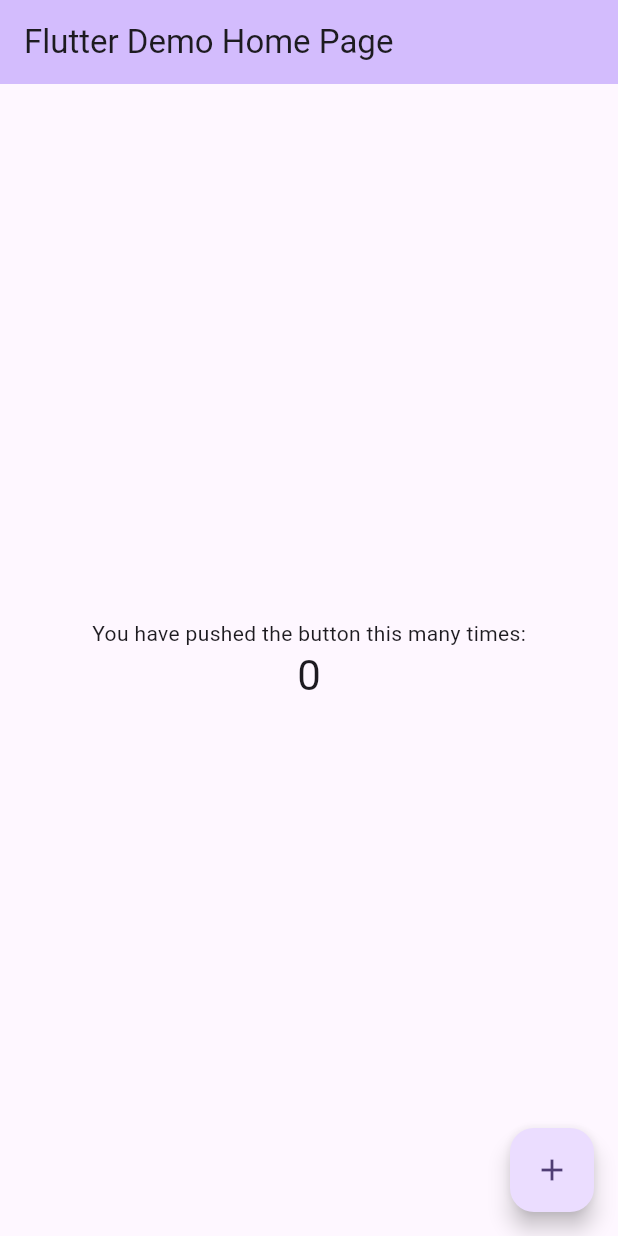
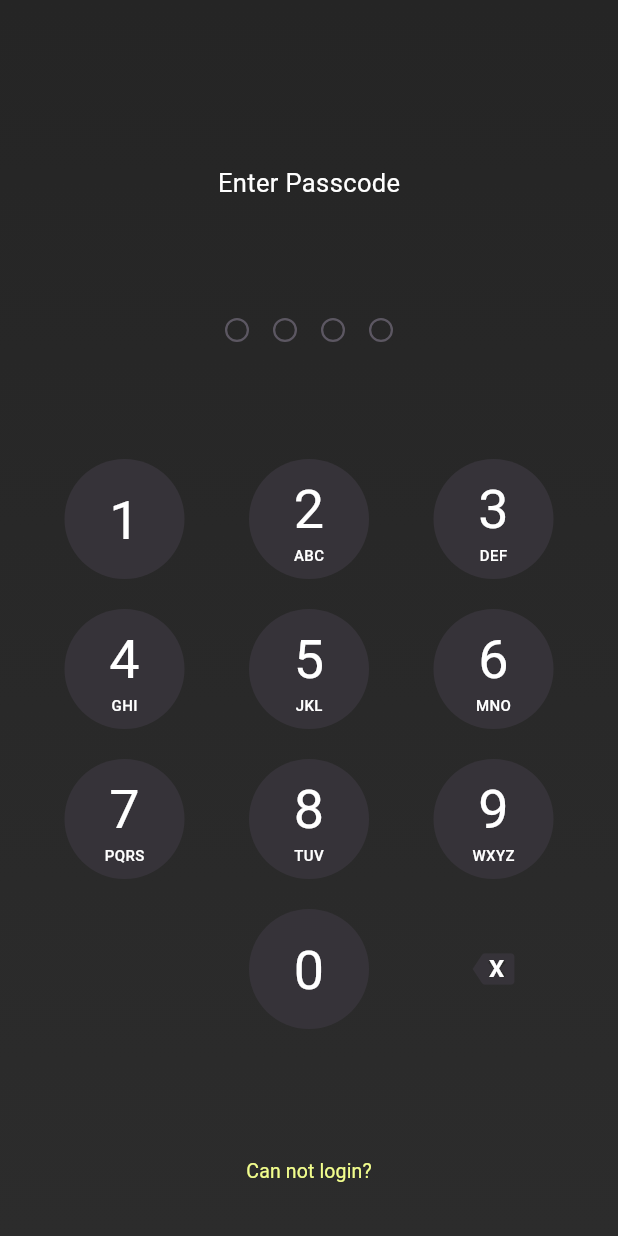
Before and after one commit to heyliceeee/bank, a Flutter app: the screen it shows after launch, on a phone screen of 412 x 824 dp. Run offline on Flutter 3.47's test engine with Material 3 defaults, Android fonts, the phone set to English and light mode, and no system bars.

Commit message:
💄passcode

```diff
--- /dev/null
+++ b/lib/global.dart
@@ -0,0 +1,133 @@
+import 'dart:ui';
+import 'package:flutter/material.dart';
+
+class Global {
+  // typography | headline
+  static const TextStyle boldLengthHealdine = TextStyle(
+    fontSize: 25,
+    fontWeight: FontWeight.bold,
+    color: Color(0xFF202020),
+    height: 1.2,
+  );
+  static const TextStyle semiboldLengthHealdine = TextStyle(
+    fontSize: 21,
+    fontWeight: FontWeight.w600,
+    color: Color(0xFF1F2020),
+    height: 1.2,
+  );
+  static const TextStyle regularLengthHealdine = TextStyle(
+    fontSize: 21,
+    fontWeight: FontWeight.w400,
+    color: Color(0xFF1F2020),
+    height: 1.2,
+  );
+
+  // typography | body
+  static const TextStyle boldLengthBody = TextStyle(
+    fontSize: 17,
+    fontWeight: FontWeight.bold,
+    color: Color(0xFF272A32),
+    height: 1.4,
+  );
+  static const TextStyle mediumLengthBody = TextStyle(
+    fontSize: 16,
+    fontWeight: FontWeight.w500,
+    color: Color(0xFF1F2020),
+    height: 1.4,
+  );
+  static const TextStyle regularLengthBody = TextStyle(
+    fontSize: 16,
+    fontWeight: FontWeight.w400,
+    color: Color(0xFF1F2020),
+    height: 1.4,
+  );
+  static const TextStyle semiboldLengthBody = TextStyle(
+    fontSize: 15,
+    fontWeight: FontWeight.w600,
+    color: Color(0xFF262727),
+    height: 1.4,
+  );
+  static const TextStyle regular2LengthBody = TextStyle(
+    fontSize: 15,
+    fontWeight: FontWeight.w400,
+    color: Color(0xFF262727),
+    height: 1.4,
+  );
+
+  // typography | caption
+  static const TextStyle regularCaption = TextStyle(
+    fontSize: 14,
+    fontWeight: FontWeight.w400,
+    color: Color(0xFF1F2020),
+    height: 1.3,
+  );
+  static const TextStyle regular1Caption = TextStyle(
+    fontSize: 12,
+    fontWeight: FontWeight.w400,
+    color: Color(0xFF262727),
+    height: 1.3,
+  );
+  static const TextStyle mediumCaption = TextStyle(
+    fontSize: 11,
+    fontWeight: FontWeight.w500,
+    color: Color(0xFF1F2020),
+    height: 1.3,
+  );
+  static const TextStyle medium1Caption = TextStyle(
+    fontSize: 10,
+    fontWeight: FontWeight.w500,
+    color: Color(0xFF262727),
+    height: 1.3,
+  );
+
+  // styles | cores | accent
+  static const Color yellowAccent = Color(0xFFF2FE8D); // #F2FE8D 100% opacidade
+  static const Color mint = Color(0xFFB2D0CE); // #B2D0CE 100% opacidade
+  static const Color purple = Color(0xFFAA9EB7); // #AA9EB7 100% opacidade
+
+  // styles | cores | graybase
+  static const Color darkGreyStart = Color(
+    0xFF252525,
+  ); // #252525 100% opacidade
+  static const Color darkGreyEnd = Color(0xFF2C2C2C); // #2C2C2C 100% opacidade
+
+  static const LinearGradient gray1 = LinearGradient(
+    begin: Alignment.topCenter, // 0%
+    end: Alignment.bottomCenter, // 100%
+    colors: [darkGreyStart, darkGreyEnd],
+    stops: [0.0, 1.0], // posições do gradiente
+  );
+
+  static const Color gray2 = Color(0xFF212121); // #212121 100% opacidade
+  static const Color gray3 = Color(0xFF79767D); // #79767D 100% opacidade
+
+  // styles | cores | gradient
+  static const Color mintStart = Color(0xFFEAEAEA); // #EAEAEA 100% opacidade
+
+  static const LinearGradient gradientMint = LinearGradient(
+    begin: Alignment.topCenter, // 0%
+    end: Alignment.bottomCenter, // 100%
+    colors: [mintStart, mint],
+    stops: [0.0, 1.0], // posições do gradiente
+  );
+
+  static const Color yellowStart = Color(0xFFFCFFDF); // #FCFFDF 100% opacidade
+  static const Color yellowEnd = Color(0xFFF1FE87); // #F1FE87 100% opacidade
+
+  static const LinearGradient gradientYellow = LinearGradient(
+    begin: Alignment.topCenter, // 0%
+    end: Alignment.bottomCenter, // 100%
+    colors: [yellowStart, yellowEnd],
+    stops: [0.0, 1.0], // posições do gradiente
+  );
+
+  static const Color greyStart = Color(0xFFF2EFF4); // #F2EFF4 100% opacidade
+  static const Color greyEnd = Color(0xFFB8A9C6); // #B8A9C6 100% opacidade
+
+  static const LinearGradient gradientGrey = LinearGradient(
+    begin: Alignment.topCenter, // 0%
+    end: Alignment.bottomCenter, // 100%
+    colors: [greyStart, greyEnd],
+    stops: [0.0, 1.0], // posições do gradiente
+  );
+}
--- a/lib/main.dart
+++ b/lib/main.dart
@@ -1,9 +1,15 @@
+import 'package:bank/screens/home.dart';
+import 'package:bank/screens/passcode.dart';
 import 'package:flutter/material.dart';
 
 void main() {
   runApp(const MyApp());
 }
 
+/**
+ * Classe `MyApp` representa o widget raiz do app.
+ * Configura o tema e as rotas principais utilizadas no bank.
+*/
 class MyApp extends StatelessWidget {
   const MyApp({super.key});
 
@@ -11,112 +17,33 @@ class MyApp extends StatelessWidget {
   @override
   Widget build(BuildContext context) {
     return MaterialApp(
-      title: 'Flutter Demo',
-      theme: ThemeData(
-        // This is the theme of your application.
-        //
-        // TRY THIS: Try running your application with "flutter run". You'll see
-        // the application has a purple toolbar. Then, without quitting the app,
-        // try changing the seedColor in the colorScheme below to Colors.green
-        // and then invoke "hot reload" (save your changes or press the "hot
-        // reload" button in a Flutter-supported IDE, or press "r" if you used
-        // the command line to start the app).
-        //
-        // Notice that the counter didn't reset back to zero; the application
-        // state is not lost during the reload. To reset the state, use hot
-        // restart instead.
-        //
-        // This works for code too, not just values: Most code changes can be
-        // tested with just a hot reload.
-        colorScheme: ColorScheme.fromSeed(seedColor: Colors.deepPurple),
-      ),
-      home: const MyHomePage(title: 'Flutter Demo Home Page'),
+      /**
+       * Etiqueta vermelha de debug
+       */
+      debugShowCheckedModeBanner: false,
+
+      /**
+       * Título da app.
+       * Aparece em locais como o seletor de tarefas do sistema operacional.
+       */
+      title: 'LouBank',
+
+      /**
+       * Tema principal da app.
+       * Define a paleta de cores primária como X.
+       */
+      // theme: ThemeData(
+      //  colorScheme: ColorScheme.fromSeed(seedColor: Colors.deepPurple),
+      //),
+
+      /**
+       * Rotas disponíveis no app.
+       * As rotas são mapeadas para widgets correspondentes e podem ser chamadas com `Navigator.pushNamed`.
+      */
+      routes: {
+        '/': (context) => const Passcode(),
+        '/home': (context) => const Home(),
+      },
     );
   }
 }
-
-class MyHomePage extends StatefulWidget {
-  const MyHomePage({super.key, required this.title});
-
-  // This widget is the home page of your application. It is stateful, meaning
-  // that it has a State object (defined below) that contains fields that affect
-  // how it looks.
-
-  // This class is the configuration for the state. It holds the values (in this
-  // case the title) provided by the parent (in this case the App widget) and
-  // used by the build method of the State. Fields in a Widget subclass are
-  // always marked "final".
-
-  final String title;
-
-  @override
-  State<MyHomePage> createState() => _MyHomePageState();
-}
-
-class _MyHomePageState extends State<MyHomePage> {
-  int _counter = 0;
-
-  void _incrementCounter() {
-    setState(() {
-      // This call to setState tells the Flutter framework that something has
-      // changed in this State, which causes it to rerun the build method below
-      // so that the display can reflect the updated values. If we changed
-      // _counter without calling setState(), then the build method would not be
-      // called again, and so nothing would appear to happen.
-      _counter++;
-    });
-  }
-
-  @override
-  Widget build(BuildContext context) {
-    // This method is rerun every time setState is called, for instance as done
-    // by the _incrementCounter method above.
-    //
-    // The Flutter framework has been optimized to make rerunning build methods
-    // fast, so that you can just rebuild anything that needs updating rather
-    // than having to individually change instances of widgets.
-    return Scaffold(
-      appBar: AppBar(
-        // TRY THIS: Try changing the color here to a specific color (to
-        // Colors.amber, perhaps?) and trigger a hot reload to see the AppBar
-        // change color while the other colors stay the same.
-        backgroundColor: Theme.of(context).colorScheme.inversePrimary,
-        // Here we take the value from the MyHomePage object that was created by
-        // the App.build method, and use it to set our appbar title.
-        title: Text(widget.title),
-      ),
-      body: Center(
-        // Center is a layout widget. It takes a single child and positions it
-        // in the middle of the parent.
-        child: Column(
-          // Column is also a layout widget. It takes a list of children and
-          // arranges them vertically. By default, it sizes itself to fit its
-          // children horizontally, and tries to be as tall as its parent.
-          //
-          // Column has various properties to control how it sizes itself and
-          // how it positions its children. Here we use mainAxisAlignment to
-          // center the children vertically; the main axis here is the vertical
-          // axis because Columns are vertical (the cross axis would be
-          // horizontal).
-          //
-          // TRY THIS: Invoke "debug painting" (choose the "Toggle Debug Paint"
-          // action in the IDE, or press "p" in the console), to see the
-          // wireframe for each widget.
-          mainAxisAlignment: MainAxisAlignment.center,
-          children: <Widget>[
-            const Text('You have pushed the button this many times:'),
-            Text(
-              '$_counter',
-              style: Theme.of(context).textTheme.headlineMedium,
-            ),
-          ],
-        ),
-      ),
-      floatingActionButton: FloatingActionButton(
-        onPressed: _incrementCounter,
-        tooltip: 'Increment',
-        child: const Icon(Icons.add),
-      ), // This trailing comma makes auto-formatting nicer for build methods.
-    );
-  }
-}
--- /dev/null
+++ b/lib/screens/home.dart
@@ -0,0 +1,17 @@
+import 'package:flutter/material.dart';
+
+class Home extends StatefulWidget {
+  /// Construtor padrão para a `Home`.
+  const Home({Key? key}) : super(key: key);
+
+  @override
+  _HomeState createState() => _HomeState();
+}
+
+class _HomeState extends State<Home> {
+  /// Constrói o layout do ecra.
+  @override
+  Widget build(BuildContext context) {
+    return Scaffold(backgroundColor: Colors.deepPurple.shade50);
+  }
+}
--- /dev/null
+++ b/lib/screens/passcode.dart
@@ -0,0 +1,218 @@
+import 'package:bank/global.dart';
+import 'package:flutter/material.dart';
+
+class Passcode extends StatefulWidget {
+  /// Construtor padrão para a `Passcode`.
+  const Passcode({Key? key}) : super(key: key);
+
+  @override
+  _PasscodeState createState() => _PasscodeState();
+}
+
+class _PasscodeState extends State<Passcode> {
+  final String _correctCode = "1234"; // Podes mudar para o que quiseres
+  String _enteredCode = "";
+
+  /// Introduzir o code
+  void _onKeyTap(String value) {
+    setState(() {
+      if (value == 'back') {
+        if (_enteredCode.isNotEmpty) {
+          _enteredCode = _enteredCode.substring(0, _enteredCode.length - 1);
+        }
+      } else {
+        if (_enteredCode.length < 4) {
+          _enteredCode += value;
+        }
+        if (_enteredCode.length == 4) {
+          _validateCode();
+        }
+      }
+    });
+  }
+
+  /// Verifica se o code introduzido e o correto
+  void _validateCode() {
+    if (_enteredCode == _correctCode) {
+      Navigator.pushReplacementNamed(context, '/home');
+    } else {
+      ScaffoldMessenger.of(
+        context,
+      ).showSnackBar(const SnackBar(content: Text("Código incorreto")));
+      setState(() {
+        _enteredCode = "";
+      });
+    }
+  }
+
+  /// Constrói o layout do ecra.
+  Widget _buildDots() {
+    return Row(
+      mainAxisAlignment: MainAxisAlignment.center,
+      children: List.generate(4, (index) {
+        bool filled = index < _enteredCode.length;
+        return Container(
+          margin: const EdgeInsets.all(8),
+          width: 16,
+          height: 16,
+          decoration: BoxDecoration(
+            shape: BoxShape.circle,
+            color: filled ? Color(0xFF5C5762) : Colors.transparent,
+            border: Border.all(color: Color(0xFF5C5762), width: 1.5),
+          ),
+        );
+      }),
+    );
+  }
+
+  Widget _buildKey(String number, {String? letters}) {
+    return InkWell(
+      onTap: () => _onKeyTap(number),
+      borderRadius: BorderRadius.circular(50),
+      child: Container(
+        width: 80,
+        height: 80,
+        decoration: BoxDecoration(
+          shape: BoxShape.circle,
+          color: Color(0xFF363339),
+        ),
+        child: Column(
+          mainAxisAlignment: MainAxisAlignment.center,
+          children: [
+            Text(
+              number,
+              style: const TextStyle(
+                fontSize: 36,
+                height: 1.4,
+                fontWeight: FontWeight.w400,
+                color: Colors.white,
+              ),
+            ),
+            if (letters != null)
+              Text(
+                letters,
+                style: const TextStyle(
+                  fontSize: 10,
+                  color: Colors.white,
+                  height: 1.4,
+                  fontWeight: FontWeight.w500,
+                ),
+              ),
+          ],
+        ),
+      ),
+    );
+  }
+
+  Widget _buildBackspace() {
+    return InkWell(
+      onTap: () => _onKeyTap('back'),
+      borderRadius: BorderRadius.circular(50),
+      child: SizedBox(
+        width: 80,
+        height: 80,
+        child: Stack(
+          alignment: Alignment.center,
+          children: [
+            // Ícone de backspace em cinza
+            Icon(Icons.backspace, size: 28, color: Color(0xFF363339)),
+            // Apenas o "X" — usando um texto ou ícone custom
+            const Text(
+              " X",
+              style: TextStyle(
+                fontSize: 16,
+                fontWeight: FontWeight.bold,
+                color: Colors.white, // só o X é branco
+              ),
+            ),
+          ],
+        ),
+      ),
+    );
+  }
+
+  @override
+  Widget build(BuildContext context) {
+    return Scaffold(
+      body: Container(
+        decoration: const BoxDecoration(
+          gradient: Global.gray1, // aqui sim podes usar o LinearGradient
+        ),
+        child: SafeArea(
+          child: Column(
+            mainAxisAlignment: MainAxisAlignment.spaceBetween,
+            children: [
+              const SizedBox(height: 40),
+              const Text(
+                "Enter Passcode",
+                style: TextStyle(
+                  fontSize: 17,
+                  fontWeight: FontWeight.w400,
+                  height: 1.4,
+                  color: Color(0xFFFFFFFF),
+                ),
+              ),
+              _buildDots(),
+              Column(
+                children: [
+                  Row(
+                    mainAxisAlignment: MainAxisAlignment.spaceEvenly,
+                    children: [
+                      _buildKey("1"),
+                      _buildKey("2", letters: "ABC"),
+                      _buildKey("3", letters: "DEF"),
+                    ],
+                  ),
+                  const SizedBox(height: 20),
+                  Row(
+                    mainAxisAlignment: MainAxisAlignment.spaceEvenly,
+                    children: [
+                      _buildKey("4", letters: "GHI"),
+                      _buildKey("5", letters: "JKL"),
+                      _buildKey("6", letters: "MNO"),
+                    ],
+                  ),
+                  const SizedBox(height: 20),
+                  Row(
+                    mainAxisAlignment: MainAxisAlignment.spaceEvenly,
+                    children: [
+                      _buildKey("7", letters: "PQRS"),
+                      _buildKey("8", letters: "TUV"),
+                      _buildKey("9", letters: "WXYZ"),
+                    ],
+                  ),
+                  const SizedBox(height: 20),
+                  Row(
+                    mainAxisAlignment: MainAxisAlignment.spaceEvenly,
+                    children: [
+                      const SizedBox(width: 80),
+                      _buildKey("0"),
+                      _buildBackspace(),
+                    ],
+                  ),
+                ],
+              ),
+              Padding(
+                padding: const EdgeInsets.only(bottom: 20),
+                child: TextButton(
+                  onPressed: () {
+                    // ação para "Can not login?"
+                  },
+                  child: const Text(
+                    "Can not login?",
+                    style: TextStyle(
+                      fontSize: 13,
+                      fontWeight: FontWeight.w400,
+                      height: 1.4,
+                      color: Global.yellowAccent,
+                    ),
+                  ),
+                ),
+              ),
+            ],
+          ),
+        ),
+      ),
+    );
+  }
+}
```
Also changed, not shown: lib/components/customBottomNavigationBar.dart (added), 3 other files.
